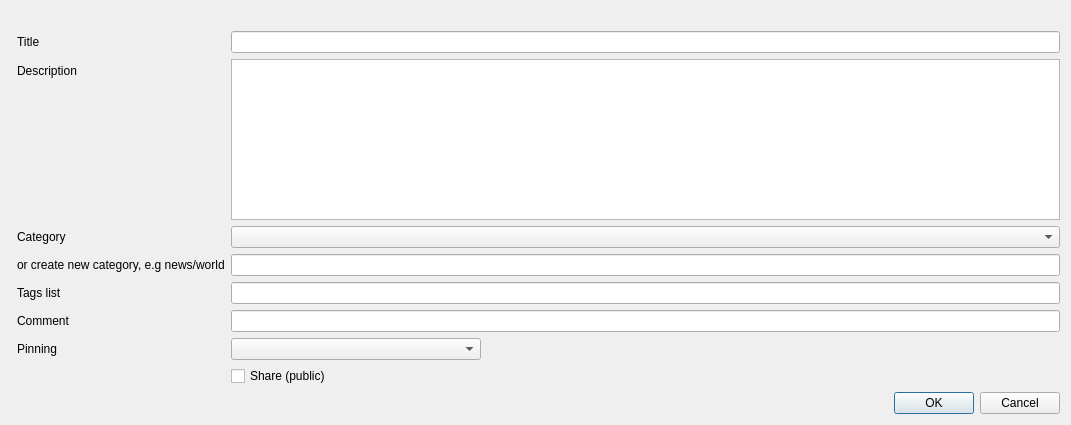
Old version of the form galacteek/ui/addhashmarkdialog.ui in the repository pinnaculum/galacteek.
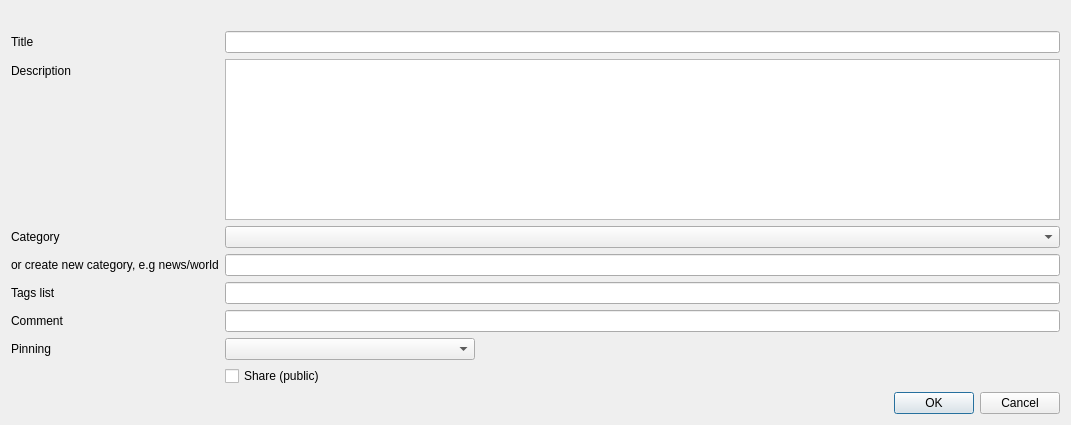
New version of the form.

What changed in the file:
```diff
--- a/galacteek/ui/addhashmarkdialog.ui
+++ b/galacteek/ui/addhashmarkdialog.ui
@@ -25,8 +25,8 @@
   <property name="windowTitle">
    <string>Add hashmark dialog</string>
   </property>
-  <layout class="QFormLayout" name="formLayout_2">
-   <item row="2" column="1">
+  <layout class="QVBoxLayout" name="verticalLayout">
+   <item>
     <layout class="QFormLayout" name="formLayout">
      <item row="0" column="1">
       <widget class="QLabel" name="resourceLabel">
@@ -160,7 +160,7 @@
      </item>
     </layout>
    </item>
-   <item row="14" column="0" colspan="2">
+   <item>
     <widget class="QDialogButtonBox" name="buttonBox">
      <property name="orientation">
       <enum>Qt::Horizontal</enum>
```
